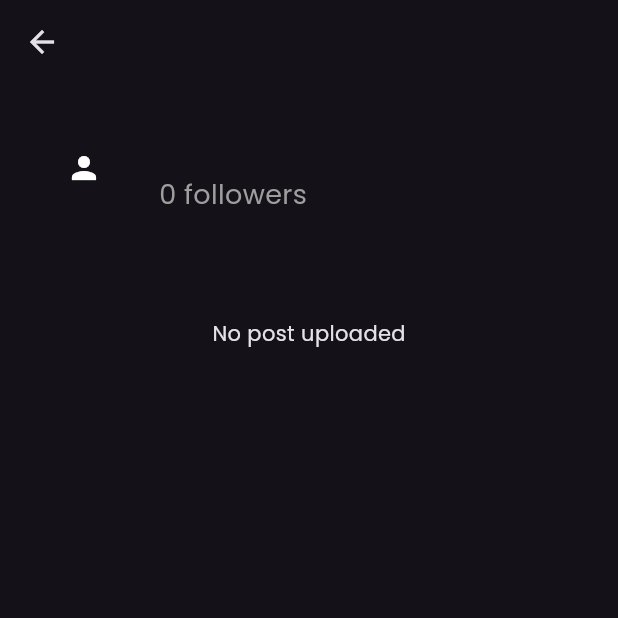
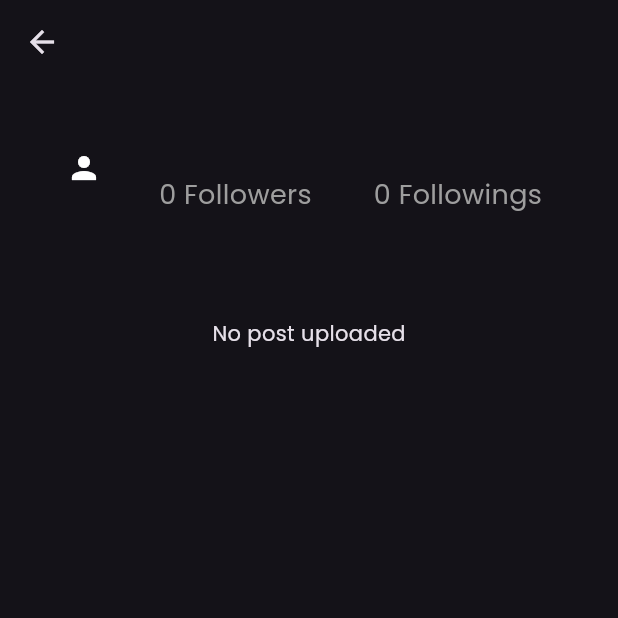
Before and after one commit to Nadun-Charuka/socially, a Flutter app: the SingleUserScreen screen opened directly with empty values, on a phone screen of 412 x 824 dp, the top half of it. Run offline on Flutter 3.47's test engine with Material 3 defaults, Android fonts, the phone set to English and light mode, and no system bars; drawn by our look-alikes of cached_network_image; our stand-ins replace cloud_firestore, firebase_auth, firebase_core, firebase_storage, flutter_riverpod, go_router and 4 more; accounts and stored records are empty; network calls fail.

Commit message:
follow unfollow done

```diff
--- a/lib/providers/user_provider.dart
+++ b/lib/providers/user_provider.dart
@@ -1,3 +1,4 @@
+import 'package:cloud_firestore/cloud_firestore.dart';
 import 'package:flutter_riverpod/flutter_riverpod.dart';
 import 'package:socially/models/user_model.dart';
 import 'package:socially/providers/auth_provider.dart';
@@ -15,3 +16,41 @@ final getUserByIdProvider =
   final userService = ref.watch(userServiceProvider);
   return userService.getUserById(userId);
 });
+
+/// 🔁 Stream the list of userIds who follow [userId]
+final followersProvider =
+    StreamProvider.family<List<String>, String>((ref, userId) {
+  final collection = FirebaseFirestore.instance
+      .collection('users')
+      .doc(userId)
+      .collection('followers');
+
+  return collection.snapshots().map((snapshot) {
+    return snapshot.docs.map((doc) => doc.id).toList();
+  });
+});
+
+/// 🔁 Stream the list of userIds whom [userId] is following
+final followingProvider =
+    StreamProvider.family<List<String>, String>((ref, userId) {
+  final collection = FirebaseFirestore.instance
+      .collection('users')
+      .doc(userId)
+      .collection('following');
+
+  return collection.snapshots().map((snapshot) {
+    return snapshot.docs.map((doc) => doc.id).toList();
+  });
+});
+final isFollowingProvider =
+    StreamProvider.family<bool, (String currentUserId, String targetUserId)>(
+        (ref, tuple) {
+  final (currentUserId, targetUserId) = tuple;
+  final docRef = FirebaseFirestore.instance
+      .collection('users')
+      .doc(currentUserId)
+      .collection('following')
+      .doc(targetUserId);
+
+  return docRef.snapshots().map((docSnap) => docSnap.exists);
+});
--- a/lib/views/main/single_user_screen.dart
+++ b/lib/views/main/single_user_screen.dart
@@ -5,7 +5,9 @@ import 'package:flutter_riverpod/flutter_riverpod.dart';
 import 'package:go_router/go_router.dart';
 import 'package:socially/models/user_model.dart';
 import 'package:socially/providers/feed_provider.dart';
-import 'package:socially/widgets/reuseable/custom_button.dart';
+import 'package:socially/providers/user_provider.dart';
+
+import 'package:socially/widgets/reuseable/follow_button.dart';
 
 class SingleUserScreen extends ConsumerStatefulWidget {
   final UserModel user;
@@ -21,6 +23,9 @@ class _SingleUserScreenState extends ConsumerState<SingleUserScreen> {
   @override
   Widget build(BuildContext context) {
     final feedAsync = ref.watch(feedByIdProvider(widget.user.uid));
+    final followersAsync = ref.watch(followersProvider(widget.user.uid));
+    final followingAsync = ref.watch(followingProvider(_currentUser.uid));
+
     return Scaffold(
       appBar: AppBar(),
       body: Padding(
@@ -50,24 +55,49 @@ class _SingleUserScreenState extends ConsumerState<SingleUserScreen> {
                           fontWeight: FontWeight.bold,
                         ),
                       ),
-                      Text(
-                        "${widget.user.followers.toString()} followers ",
+                      Row(
+                        mainAxisAlignment: MainAxisAlignment.spaceBetween,
+                        children: [
+                          followersAsync.when(
+                            data: (followers) => Text(
+                              "${followers.length} Followers",
                               style: TextStyle(
                                 fontSize: 18,
                                 color: Colors.grey,
                               ),
                             ),
+                            loading: () => CircularProgressIndicator(),
+                            error: (e, _) => Text("Error: $e"),
+                          ),
+                          SizedBox(
+                            width: MediaQuery.of(context).size.width * 0.1,
+                          ),
+                          widget.user.uid == _currentUser.uid
+                              ? followingAsync.when(
+                                  data: (followers) => Text(
+                                    "${followers.length} Followings",
+                                    style: TextStyle(
+                                      fontSize: 18,
+                                      color: Colors.grey,
+                                    ),
+                                  ),
+                                  loading: () => CircularProgressIndicator(),
+                                  error: (e, _) => Text("Error: $e"),
+                                )
+                              : Text(''),
                         ],
                       )
                     ],
                   ),
+                ],
+              ),
               widget.user.uid != _currentUser.uid
-                  ? CustomButton(
-                      text: "Follow",
+                  ? SizedBox(
+                      height: 50,
                       width: double.infinity,
-                      onPressed: () {
-                        //todo following logic
-                      },
+                      child: FollowButton(
+                          currentUserId: _currentUser.uid,
+                          targetUserId: widget.user.uid),
                     )
                   : Text(""),
               feedAsync.when(
@@ -80,6 +110,7 @@ class _SingleUserScreenState extends ConsumerState<SingleUserScreen> {
                               SliverGridDelegateWithFixedCrossAxisCount(
                             childAspectRatio: 4 / 6,
                             crossAxisCount: 2,
+                            crossAxisSpacing: 10,
                           ),
                           itemCount: posts.length,
                           itemBuilder: (context, index) {
```
Also changed, not shown: lib/services/user/user_services.dart (+100 -8 lines), lib/widgets/reuseable/follow_button.dart (added, +78 -0 lines). Lines whose indentation alone changed are shown as unchanged.
